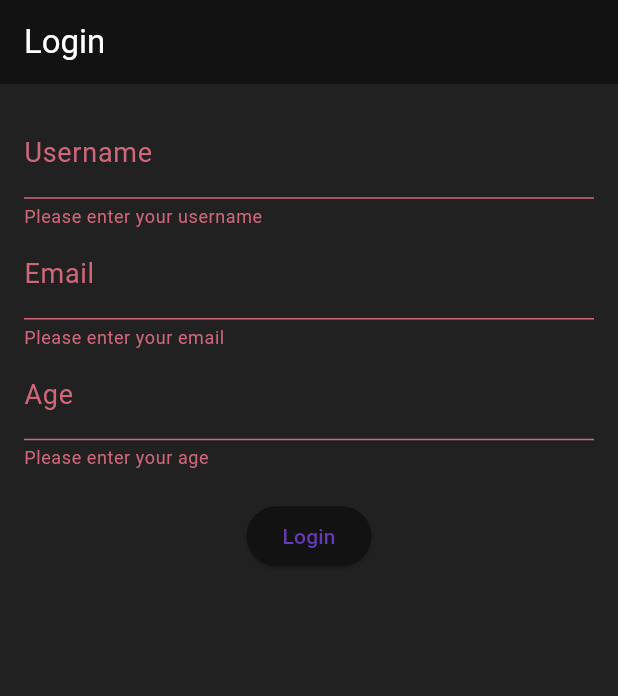
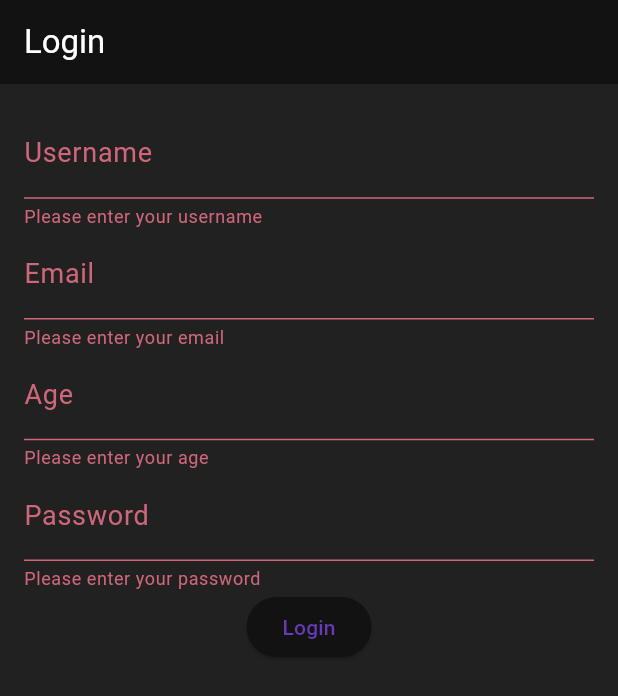
Before and after one commit to awxlong/duolympix, a Flutter app: the screen it shows after launch, after a tap on "Login", on a phone screen of 412 x 824 dp. Shown: the top 696 px of the screen. Run offline on Flutter 3.47's test engine with Material 3 defaults, Android fonts, the phone set to English and light mode, and no system bars; our stand-ins replace dartz, equatable, floor, geolocator, get_it, injectable and 3 more; accounts and stored records are empty; generated files the repository leaves out were written again.

Commit message:
update with password

```diff
--- a/lib/features/auth/presentation/screens/login_page.dart
+++ b/lib/features/auth/presentation/screens/login_page.dart
@@ -17,12 +17,14 @@ class _LoginPageState extends State<LoginPage> {
   final _usernameController = TextEditingController();
   final _emailController = TextEditingController();
   final _ageController = TextEditingController();
+  final _passwordController = TextEditingController(); // Add this controller
 
   @override
   void dispose() {
     _usernameController.dispose();
     _emailController.dispose();
     _ageController.dispose();
+    _passwordController.dispose();
     super.dispose();
   }
 
@@ -33,6 +35,7 @@ class _LoginPageState extends State<LoginPage> {
         email: _emailController.text,
         age: int.parse(_ageController.text),
         lastActive: DateTime.now(),
+        password: _passwordController.text, // Add this line
       );
 
       final userProvider = Provider.of<UserProvider>(context, listen: false);
@@ -43,13 +46,12 @@ class _LoginPageState extends State<LoginPage> {
       await database.userDao.insertUser(user);
 
       // Then load the user
-    await userProvider.loadUser(userEntity.username);
+      await userProvider.loadUser(userEntity.username, userEntity.password);
 
       // After saving the user, navigate to the next screen (e.g., quest list)
       Navigator.of(context).pushReplacementNamed('/quests');
     }
   }
-
 
 @override
   Widget build(BuildContext context) {
@@ -96,7 +98,17 @@ class _LoginPageState extends State<LoginPage> {
                   return null;
                 },
               ),
-              const SizedBox(height: 20),
+              TextFormField(
+                controller: _passwordController, // Add this field
+                decoration: const InputDecoration(labelText: 'Password'),
+                validator: (value) {
+                  if (value == null || value.isEmpty) {
+                    return 'Please enter your password';
+                  }
+                  return null;
+                },
+                obscureText: true, // Hide the password
+              ),
               ElevatedButton(
                 onPressed: _saveUser,
                 child: const Text('Login'),
--- a/lib/features/auth/presentation/screens/splash_screen.dart
+++ b/lib/features/auth/presentation/screens/splash_screen.dart
@@ -24,9 +24,9 @@ class _SplashScreenState extends State<SplashScreen> {
     final userProvider = Provider.of<UserProvider>(context, listen: false);
     final prefs = await SharedPreferences.getInstance();
     final username = prefs.getString('username');
-
-    if (username != null) {
-      await userProvider.loadUser(username);
+    final password = prefs.getString('password');
+    if (username != null && password != null) {
+      await userProvider.loadUser(username, password);
       if (mounted) {
         Navigator.of(context).pushReplacementNamed('/quests');
       }
--- a/lib/features/community/data/repositories/community_repository_impl.dart
+++ b/lib/features/community/data/repositories/community_repository_impl.dart
@@ -7,6 +7,7 @@ import 'package:solo_leveling/features/community/data/models/colleague_relation.
 import 'package:solo_leveling/features/community/data/models/comment.dart';
 import 'package:solo_leveling/features/community/data/models/xp_investment.dart';
 import 'package:solo_leveling/features/community/data/repositories/community_repository.dart';
+import 'package:solo_leveling/features/profile/data/providers/user_provider.dart';
 import 'package:solo_leveling/features/profile/data/repositories/user_repository.dart';
 import 'package:solo_leveling/global_data/database/colleague_relation_dao.dart';
 import 'package:solo_leveling/global_data/database/comment_dao.dart';
@@ -18,12 +19,14 @@ class CommunityRepositoryImpl implements CommunityRepository {
   final XpInvestmentDao _xpInvestmentDao;
   final UserRepository _userRepository; // 用于扣除用户XP
   final CommentDao _commentDao; //
+  final UserProvider _userProvider;
 
   CommunityRepositoryImpl(
     this._colleagueRelationDao,
     this._xpInvestmentDao,
     this._userRepository,
     this._commentDao,
+    this._userProvider,
   );
 
   // 同事功能实现
@@ -103,7 +106,7 @@ class CommunityRepositoryImpl implements CommunityRepository {
   Future<Either<Failure, int>> investXp(XpInvestment investment) async {
     try {
       // 1. 扣除投资者的XP
-      final userResult = await _userRepository.getUser(investment.investorId);
+      final userResult = await _userRepository.getUser(investment.investorId, _userProvider.state.user!.password);
       if (userResult.isLeft()) {
         return Left(userResult.fold((l) => l, (r) => throw UnimplementedError()));
       }
--- a/lib/features/mental_health/data/repositories/chat_repository.dart
+++ b/lib/features/mental_health/data/repositories/chat_repository.dart
@@ -2,9 +2,7 @@ import 'dart:convert';
 import 'package:http/http.dart' as http;
 
 class ChatRepository {
-  // static const String _baseUrl = 'http://10.0.2.2:11434'; // 'http://10.0.2.2:11434' for android emulator
-  // static const String _baseUrl = 'http://localhost:11434'; // For iOS simulator
-  static const String _baseUrl = 'http://192.168.0.13:11434'; // For physical device
+  static const String _baseUrl = 'http://192.168.0.13:11434'; // http://192.168.0.13:11434 For physical device and // 'http://10.0.2.2:11434' for android emulator
   final String _model = 'deepseek-r1:8b';
   // Add this constant
   static const String _systemPrompt = """
--- a/lib/features/profile/data/mappers/user_mapper.dart
+++ b/lib/features/profile/data/mappers/user_mapper.dart
@@ -18,6 +18,7 @@ class UserMapper {
       streak: user.streak,
       totalQuestsCompleted: user.totalQuestsCompleted,
       lastActive: user.lastActive,
+      password: user.password,
     );
   }
 
@@ -36,6 +37,7 @@ class UserMapper {
       streak: entity.streak,
       totalQuestsCompleted: entity.totalQuestsCompleted,
       lastActive: entity.lastActive,
+      password: entity.password,
     );
   }
 }
--- a/lib/features/profile/data/providers/user_provider.dart
+++ b/lib/features/profile/data/providers/user_provider.dart
@@ -48,11 +48,11 @@ class UserProvider extends ChangeNotifier {
 
   UserState get state => _state;
 
-  Future<void> loadUser(String username) async {
+  Future<void> loadUser(String username, String password) async {
   _state = _state.copyWith(status: UserStatus.loading);
   notifyListeners();
 
-  final result = await _getUserUseCase(username);
+  final result = await _getUserUseCase(username, password);
   result.fold(
     (failure) {
       _state = _state.copyWith(
@@ -84,7 +84,7 @@ class UserProvider extends ChangeNotifier {
       notifyListeners();
     },
     (_) async {
-      await loadUser(_state.user!.username);
+      await loadUser(_state.user!.username, _state.user!.password);
       notifyListeners(); // Notify listeners to update the UI
     },
   );
@@ -104,7 +104,7 @@ class UserProvider extends ChangeNotifier {
         notifyListeners();
       },
       (_) async {
-        await loadUser(user.username);
+        await loadUser(user.username, user.password);
         notifyListeners();
       },
     );
--- a/lib/features/profile/data/repositories/user_repository.dart
+++ b/lib/features/profile/data/repositories/user_repository.dart
@@ -7,7 +7,7 @@ import '../../../../core/error/failure.dart';
 abstract class UserRepository {
   UserRepository(database);
 
-  Future<Either<Failure, UserEntity>> getUser(String username);
+  Future<Either<Failure, UserEntity>> getUser(String username, String password);
   Future<Either<Failure, UserEntity>> updateUser(UserEntity user);
   Future<Either<Failure, void>> completeQuest(Quest quest, String username);
   Future<Either<Failure, void>> updateLeaderboard();
--- a/lib/features/profile/data/repositories/user_repository_impl.dart
+++ b/lib/features/profile/data/repositories/user_repository_impl.dart
@@ -19,10 +19,11 @@ class UserRepositoryImpl implements UserRepository {
   UserRepositoryImpl(this._database);
 
 @override
-Future<Either<Failure, UserEntity>> getUser(String username) async {
+  Future<Either<Failure, UserEntity>> getUser(String username, String password) async {
     try {
       final user = await _database.userDao.findUserByUsername(username);
       if (user == null) return const Left(DatabaseFailure(message: 'User not found'));
+      if (user.password != password) return const Left(DatabaseFailure(message: 'Incorrect password'));
       return Right(UserMapper.mapUserToEntity(user));
     } catch (e) {
       return Left(DatabaseFailure(message: 'Error fetching user: $e'));
--- a/lib/features/profile/domain/entities/user_entity.dart
+++ b/lib/features/profile/domain/entities/user_entity.dart
@@ -22,6 +22,7 @@ class UserEntity extends Equatable {
   @ColumnInfo(name: 'INTEGER') // Store as milliseconds since epoch
   @TypeConverters([DateTimeConverter])
   final DateTime lastActive;
+  final String password;
 
   const UserEntity({
     this.id,
@@ -37,6 +38,7 @@ class UserEntity extends Equatable {
     this.streak = 0,
     this.totalQuestsCompleted = 0,
     required this.lastActive,
+    required this.password,
   });
 
   UserEntity purchaseProduct(Product product) {
@@ -59,6 +61,7 @@ class UserEntity extends Equatable {
     int? streak,
     int? totalQuestsCompleted,
     DateTime? lastActive,
+    String? password,
   }) {
     return UserEntity(
       id: id ?? this.id,
@@ -74,6 +77,7 @@ class UserEntity extends Equatable {
       streak: streak ?? this.streak,
       totalQuestsCompleted: totalQuestsCompleted ?? this.totalQuestsCompleted,
       lastActive: lastActive ?? this.lastActive,
+      password: password ?? this.password,
     );
   }
 
@@ -92,5 +96,6 @@ class UserEntity extends Equatable {
         streak,
         totalQuestsCompleted,
         lastActive,
+        password,
       ];
 }
--- a/lib/features/profile/domain/usecases/get_user_usecase.dart
+++ b/lib/features/profile/domain/usecases/get_user_usecase.dart
@@ -11,7 +11,7 @@ class GetUserUseCase {
 
   GetUserUseCase(this._repository);
 
-  Future<Either<Failure, UserEntity>> call(String username) {
-    return _repository.getUser(username);
+  Future<Either<Failure, UserEntity>> call(String username, password) {
+    return _repository.getUser(username, password);
   }
 }
--- a/lib/global_data/database/user_dao.dart
+++ b/lib/global_data/database/user_dao.dart
@@ -8,14 +8,13 @@ abstract class UserDao {
   @Query('SELECT * FROM User WHERE id = :id')
   Future<User?> findUserById(int id);
 
-  // Add a new method to find user by username
   @Query('SELECT * FROM User WHERE username = :username')
   Future<User?> findUserByUsername(String username);
 
   @Query('SELECT * FROM User WHERE email = :email')
   Future<User?> findUserByEmail(String email);
 
-  @insert
+  @Insert(onConflict: OnConflictStrategy.ignore)
   Future<void> insertUser(User user);
 
   @update
--- a/lib/global_data/models/user.dart
+++ b/lib/global_data/models/user.dart
@@ -19,6 +19,7 @@ class User {
   final int level;
   final int streak;
   final int totalQuestsCompleted;
+  final String password; // to ensure uniqueness of user
 
   @ColumnInfo(name: 'INTEGER') // Store as milliseconds since epoch
   @TypeConverters([DateTimeConverter])
@@ -38,6 +39,7 @@ class User {
     this.streak = 0,
     this.totalQuestsCompleted = 0,
     required this.lastActive,
+    required this.password,
   });
 
   // Add copyWith method
@@ -55,6 +57,7 @@ class User {
     int? streak,
     int? totalQuestsCompleted,
     DateTime? lastActive,
+    String? password,
   }) {
     return User(
       id: id ?? this.id,
@@ -70,6 +73,7 @@ class User {
       streak: streak ?? this.streak,
       totalQuestsCompleted: totalQuestsCompleted ?? this.totalQuestsCompleted,
       lastActive: lastActive ?? this.lastActive,
+      password: password ?? this.password,
     );
   }
 
@@ -88,6 +92,7 @@ class User {
     streak: json['streak'] as int? ?? 0,
     totalQuestsCompleted: json['totalQuestsCompleted'] as int? ?? 0,
     lastActive: DateTime.fromMillisecondsSinceEpoch(json['INTEGER'] as int),
+    password: json['password'] as String? ?? '',
   );
 }
 
@@ -108,6 +113,7 @@ class User {
       'streak': streak,
       'totalQuestsCompleted': totalQuestsCompleted,
       'lastActive': lastActive.millisecondsSinceEpoch,
+      'password': password,
     };
   }
 
--- a/lib/main.dart
+++ b/lib/main.dart
@@ -105,6 +105,7 @@ void main() async {
             context.read<XpInvestmentDao>(),
             context.read<UserRepository>(),
             context.read<CommentDao>(),
+            context.read<UserProvider>(),
           ),
         ),
         ChangeNotifierProvider<CommunityProvider>(
--- a/pubspec.yaml
+++ b/pubspec.yaml
@@ -75,8 +75,8 @@ flutter:
   uses-material-design: true
 
   # To add assets to your application, add an assets section, like this:
-  # assets:
-  #   - images/a_dot_burr.jpeg
+  assets:
+    - assets/images/default_avatar.png
   #   - images/a_dot_ham.jpeg
 
   # An image asset can refer to one or more resolution-specific "variants", see
```
Also changed, not shown: lib/features/quest_detail_screen.dart (+13 -20 lines), assets/images/default_avatar.png (added), assets/images/default_avatar_ii.png (added), lib/global_data/database/app_database.g.dart, lib/injection_container.config.dart, 1 other file. Lines whose indentation alone changed are shown as unchanged.
